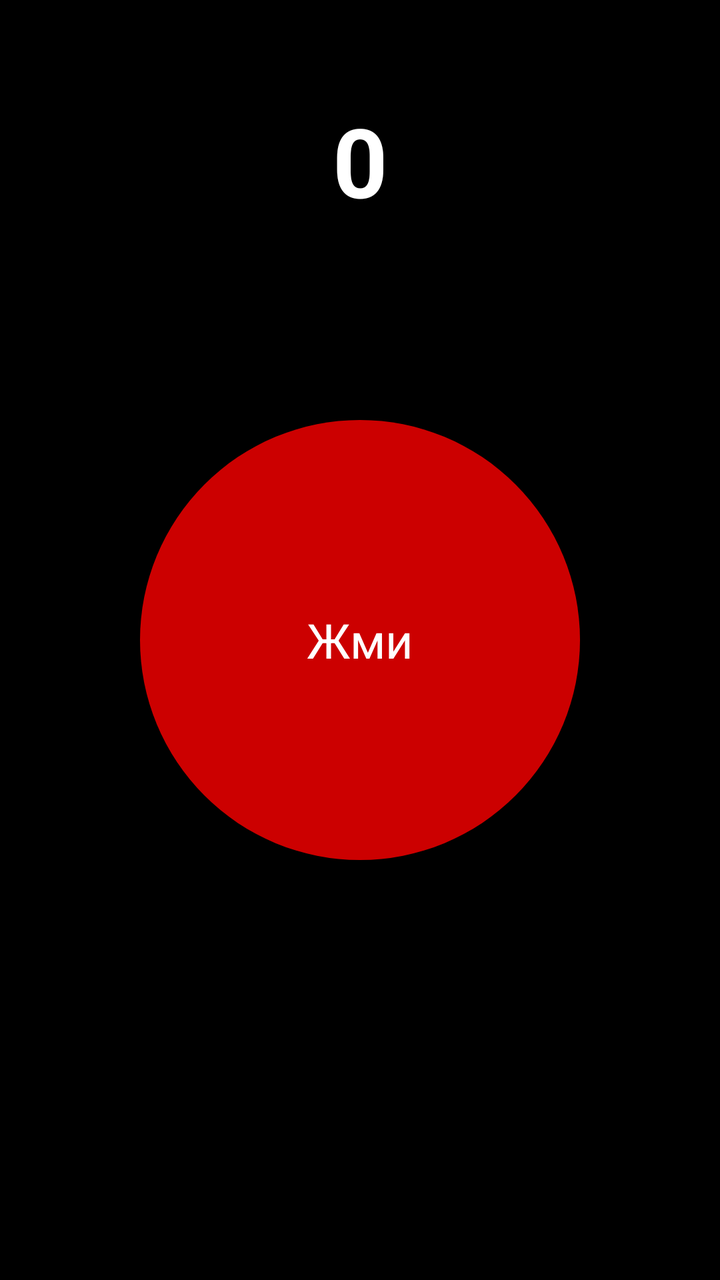
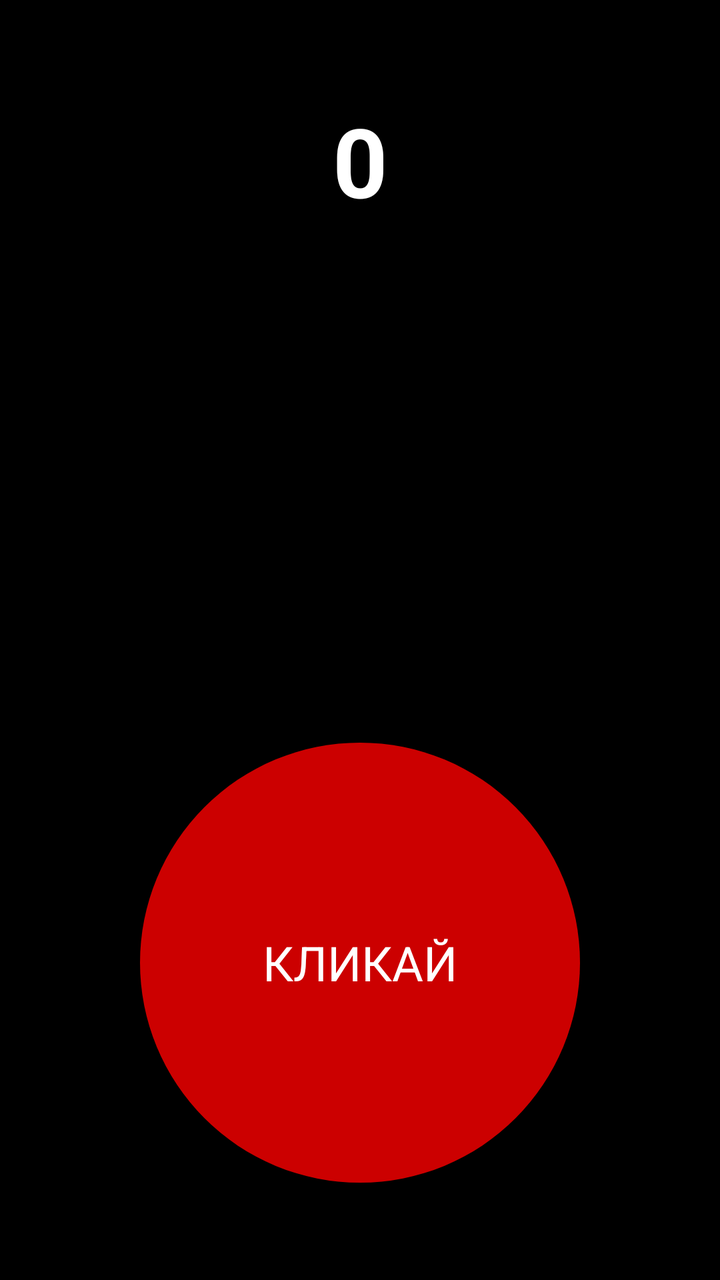

Compare the two renders of this Android layout. The source of the first and the diff that turns it into the second are given below.
<!-- AndroidManifest.xml: application theme android:Theme.NoTitleBar.Fullscreen -->
<!-- res/layout/activity_main.xml -->
<?xml version="1.0" encoding="utf-8"?>
<androidx.constraintlayout.widget.ConstraintLayout
    xmlns:android="http://schemas.android.com/apk/res/android"
    xmlns:app="http://schemas.android.com/apk/res-auto"
    android:layout_width="match_parent"
    android:layout_height="match_parent"
    android:background="#000000">

    <TextView
        android:id="@+id/countView"
        android:layout_width="wrap_content"
        android:layout_height="wrap_content"
        android:text="0"
        android:textColor="#FFFFFF"
        android:textSize="48sp"
        android:textStyle="bold"
        app:layout_constraintTop_toTopOf="parent"
        app:layout_constraintStart_toStartOf="parent"
        app:layout_constraintEnd_toEndOf="parent"
        android:layout_marginTop="48dp"/>

    <Button
        android:id="@+id/clickBtn"
        android:layout_width="220dp"
        android:layout_height="220dp"
        android:text="Жми"
        android:textSize="24sp"
        android:textColor="#FFFFFF"
		android:background="@drawable/round_button"
        app:layout_constraintTop_toTopOf="parent"
        app:layout_constraintBottom_toBottomOf="parent"
        app:layout_constraintStart_toStartOf="parent"
		app:layout_constraintEnd_toEndOf="parent"
		app:layout_constraintVerticalBias="0.6"
        android:stateListAnimator="@null"/>

</androidx.constraintlayout.widget.ConstraintLayout>
<!-- resources referenced by this layout -->
<resources>
  <!-- drawable round_button (drawable) -->
  <?xml version="1.0" encoding="utf-8"?>
  <shape xmlns:android="http://schemas.android.com/apk/res/android"
      android:shape="oval">
      <solid android:color="#CC0000"/>
  </shape>
</resources>

<!-- the commit's change to res/layout/activity_main.xml (unified diff, before → after) -->
@@ -19,19 +19,24 @@
         app:layout_constraintEnd_toEndOf="parent"
         android:layout_marginTop="48dp"/>
 
+    <androidx.constraintlayout.widget.Guideline
+        android:id="@+id/guideline"
+        android:layout_width="wrap_content"
+        android:layout_height="wrap_content"
+        android:orientation="horizontal"
+        app:layout_constraintGuide_percent="0.58"/>
+
     <Button
         android:id="@+id/clickBtn"
         android:layout_width="220dp"
         android:layout_height="220dp"
-        android:text="Жми"
+        android:text="КЛИКАЙ"
         android:textSize="24sp"
         android:textColor="#FFFFFF"
-		android:background="@drawable/round_button"
-        app:layout_constraintTop_toTopOf="parent"
-        app:layout_constraintBottom_toBottomOf="parent"
+        android:background="@drawable/round_button"
+        android:stateListAnimator="@null"
+        app:layout_constraintTop_toBottomOf="@id/guideline"
         app:layout_constraintStart_toStartOf="parent"
-		app:layout_constraintEnd_toEndOf="parent"
-		app:layout_constraintVerticalBias="0.6"
-        android:stateListAnimator="@null"/>
+        app:layout_constraintEnd_toEndOf="parent"/>
 
 </androidx.constraintlayout.widget.ConstraintLayout>
